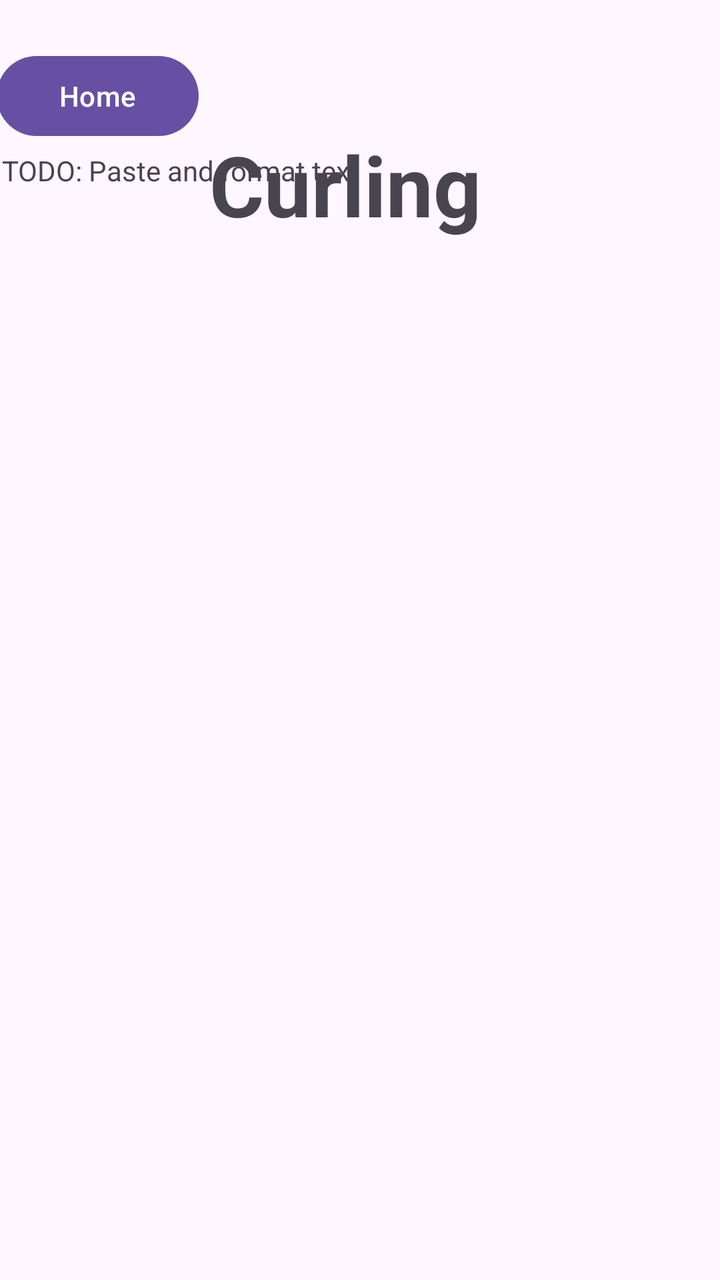
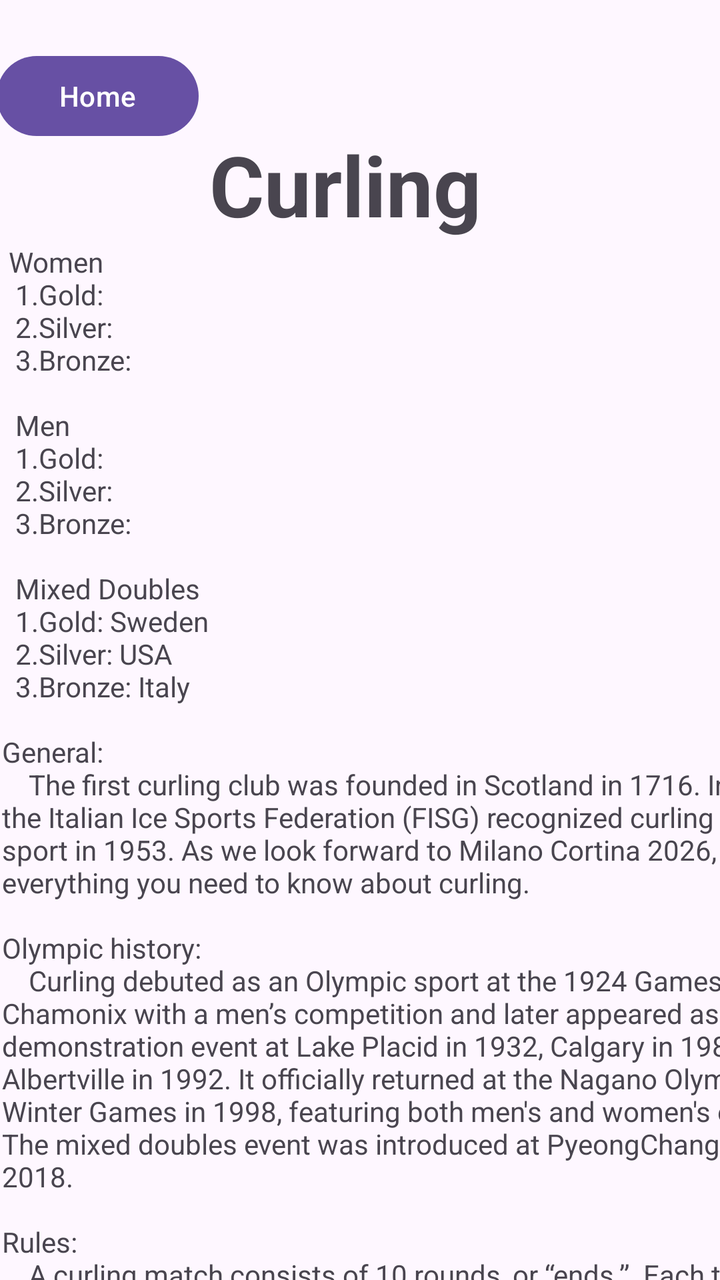

Before-and-after screenshots of an Android layout around one commit, followed by the original layout XML and the change that was made.
<!-- AndroidManifest.xml: application theme Theme.Olympicwintergames -->
<!-- res/layout/activity_main4.xml -->
<?xml version="1.0" encoding="utf-8"?>
<androidx.constraintlayout.widget.ConstraintLayout xmlns:android="http://schemas.android.com/apk/res/android"
    xmlns:app="http://schemas.android.com/apk/res-auto"
    xmlns:tools="http://schemas.android.com/tools"
    android:id="@+id/main"
    android:layout_width="match_parent"
    android:layout_height="match_parent"
    tools:context=".MainActivity4">

    <Button
        android:id="@+id/homeButton3"
        android:layout_width="101dp"
        android:layout_height="48dp"
        android:layout_marginStart="21dp"
        android:layout_marginTop="24dp"
        android:layout_marginEnd="303dp"
        android:layout_marginBottom="20dp"
        android:onClick="goToHome"
        android:text="Home"
        app:layout_constraintBottom_toTopOf="@+id/snowboardTitle"
        app:layout_constraintEnd_toEndOf="parent"
        app:layout_constraintHorizontal_bias="0.357"
        app:layout_constraintStart_toStartOf="parent"
        app:layout_constraintTop_toTopOf="parent"
        app:layout_constraintVertical_bias="0.512" />

    <TextView
        android:id="@+id/snowboardTitle3"
        android:layout_width="wrap_content"
        android:layout_height="wrap_content"
        android:layout_marginStart="70dp"
        android:layout_marginTop="64dp"
        android:layout_marginEnd="70dp"
        android:layout_marginBottom="-22dp"
        android:text="Curling"
        android:textSize="42dp"
        android:textStyle="bold"
        app:layout_constraintBottom_toTopOf="@+id/scrollView2"
        app:layout_constraintEnd_toEndOf="parent"
        app:layout_constraintHorizontal_bias="0.414"
        app:layout_constraintStart_toStartOf="parent"
        app:layout_constraintTop_toTopOf="parent"
        app:layout_constraintVertical_bias="0.91" />

    <ScrollView
        android:layout_width="409dp"
        android:layout_height="609dp"
        android:layout_marginStart="1dp"
        android:layout_marginTop="1dp"
        android:layout_marginBottom="1dp"
        app:layout_constraintBottom_toBottomOf="parent"
        app:layout_constraintStart_toStartOf="parent"
        app:layout_constraintTop_toBottomOf="@+id/snowboardTitle3">

        <TextView
            android:id="@+id/textView7"
            android:layout_width="match_parent"
            android:layout_height="wrap_content"
            android:text="TODO: Paste and format text" />
    </ScrollView>

</androidx.constraintlayout.widget.ConstraintLayout>
<!-- resources referenced by this layout -->
<resources>
  <style name="Theme.Olympicwintergames" parent="Base.Theme.Olympicwintergames" />
  <style name="Base.Theme.Olympicwintergames" parent="Theme.Material3.DayNight.NoActionBar">
          
          
      </style>
</resources>

<!-- the commit's change to res/layout/activity_main4.xml (unified diff, before → after) -->
@@ -6,6 +6,26 @@
     android:layout_width="match_parent"
     android:layout_height="match_parent"
     tools:context=".MainActivity4">
+
+    <ScrollView
+        android:layout_width="409dp"
+        android:layout_height="609dp"
+        android:layout_marginStart="1dp"
+        android:layout_marginTop="1dp"
+        android:layout_marginBottom="1dp"
+        app:layout_constraintBottom_toBottomOf="parent"
+        app:layout_constraintStart_toStartOf="parent"
+        app:layout_constraintTop_toBottomOf="@+id/snowboardTitle3"
+        app:layout_constraintVertical_bias="0.0">
+
+        <TextView
+            android:id="@+id/textView7"
+            android:layout_width="match_parent"
+            android:layout_height="wrap_content"
+            android:text=" Women\n\t1.Gold:\n\t2.Silver:\n\t3.Bronze:\n\n  Men\n\t1.Gold:\n\t2.Silver:\n\t3.Bronze:\n\n  Mixed Doubles\n\t1.Gold: Sweden\n\t2.Silver: USA\n\t3.Bronze: Italy\n\nGeneral:\n\t\tThe first curling club was founded in Scotland in 1716. In Italy, the Italian Ice Sports Federation (FISG) recognized curling as a sport in 1953. As we look forward to Milano Cortina 2026, here is everything you need to know about curling.\n\nOlympic history:\n\t\tCurling debuted as an Olympic sport at the 1924 Games in Chamonix with a men’s competition and later appeared as a demonstration event at Lake Placid in 1932, Calgary in 1988 and Albertville in 1992. It officially returned at the Nagano Olympic Winter Games in 1998, featuring both men's and women's events. The mixed doubles event was introduced at PyeongChang in 2018.\n\nRules:\n\t\tA curling match consists of 10 rounds, or “ends.”. Each team plays eight stones per end; the final score is calculated when all 16 stones have been thrown. A team can have one or more stones close to the centre of the ‘house,’ thus scoring one or more points for each end. The team with the most points at the conclusion of the final end wins. In the event of a tie, an extra end is played to determine the winner. In the mixed doubles, there are eight ends, and each team can throw five stones per end.
+            \n\t\t For indoor tournaments, the ice surface is sprinkled with water droplets (pebbles) that freeze into small bumps. Called 'pebble ice', this surface helps the stone grip and leads to smoother curling.\n
+" />
+    </ScrollView>
 
     <Button
         android:id="@+id/homeButton3"
@@ -42,21 +62,4 @@
         app:layout_constraintTop_toTopOf="parent"
         app:layout_constraintVertical_bias="0.91" />
 
-    <ScrollView
-        android:layout_width="409dp"
-        android:layout_height="609dp"
-        android:layout_marginStart="1dp"
-        android:layout_marginTop="1dp"
-        android:layout_marginBottom="1dp"
-        app:layout_constraintBottom_toBottomOf="parent"
-        app:layout_constraintStart_toStartOf="parent"
-        app:layout_constraintTop_toBottomOf="@+id/snowboardTitle3">
-
-        <TextView
-            android:id="@+id/textView7"
-            android:layout_width="match_parent"
-            android:layout_height="wrap_content"
-            android:text="TODO: Paste and format text" />
-    </ScrollView>
-
 </androidx.constraintlayout.widget.ConstraintLayout>
